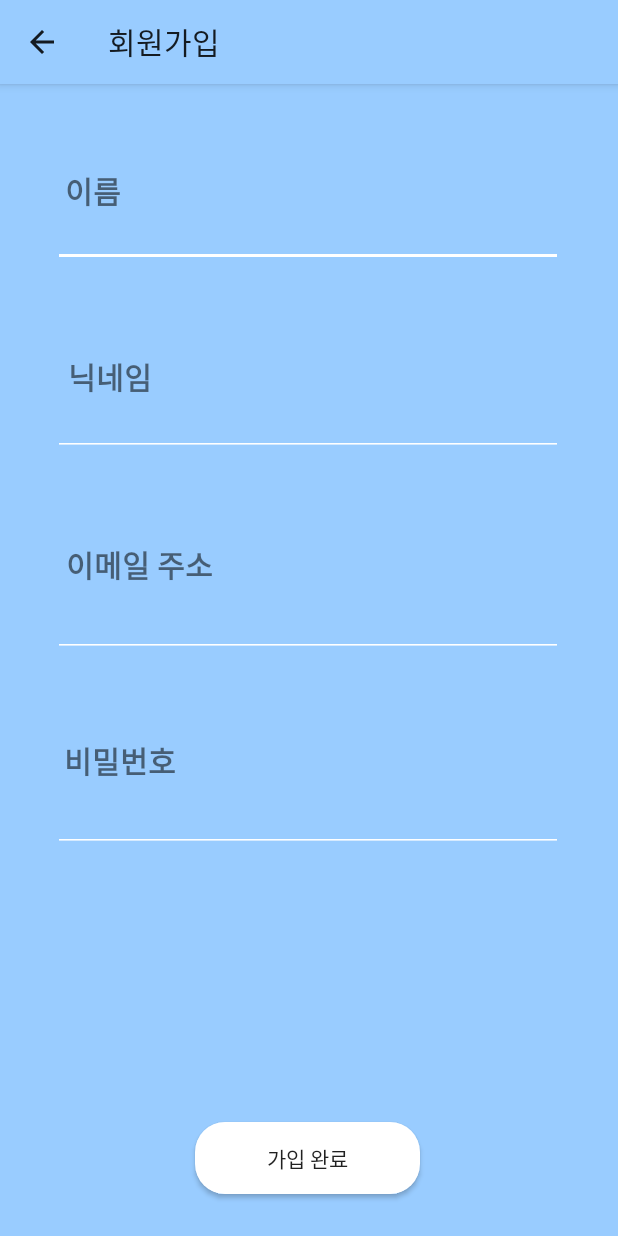
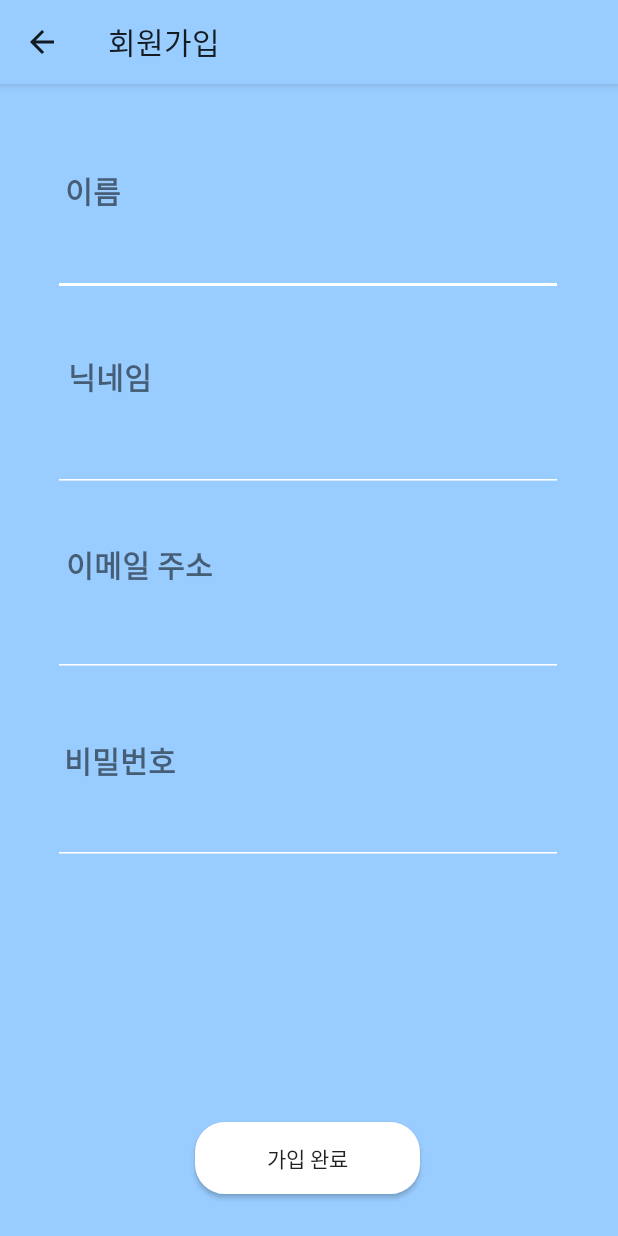
Before and after one commit to GYUWON-CHOI/paichai_freinds, an Android app: the RegisterActivity screen opened directly, with no data from a screen before it, on a phone screen of 412 x 824 dp. Run offline under Robolectric (Android 15) with nearby library versions, the phone set to English and light mode, and no system bars; our stand-ins replace Firebase (no records; nobody signed in at launch, a user with empty details on screens opened directly).

Commit message:
회원가입 edit text 짤리는 부분 수정

```diff
--- a/app/src/main/res/layout/activity_register.xml
+++ b/app/src/main/res/layout/activity_register.xml
@@ -26,11 +26,11 @@
     <EditText
         android:id="@+id/name2"
         android:layout_width="340dp"
-        android:layout_height="30dp"
-        android:layout_marginTop="92dp"
+        android:layout_height="wrap_content"
+        android:layout_marginTop="96dp"
+        android:backgroundTint="#FFFFFF"
         android:ems="10"
         android:hint=""
-        android:backgroundTint="#FFFFFF"
         android:inputType="textPersonName"
         app:layout_constraintEnd_toEndOf="parent"
         app:layout_constraintHorizontal_bias="0.492"
@@ -54,8 +54,8 @@
     <EditText
         android:id="@+id/nickname2"
         android:layout_width="340dp"
-        android:layout_height="30dp"
-        android:layout_marginTop="96dp"
+        android:layout_height="wrap_content"
+        android:layout_marginTop="85dp"
         android:ems="10"
         android:hint=""
         android:backgroundTint="#FFFFFF"
@@ -97,8 +97,8 @@
     <EditText
         android:id="@+id/et_pwd"
         android:layout_width="340dp"
-        android:layout_height="30dp"
-        android:layout_marginTop="100dp"
+        android:layout_height="wrap_content"
+        android:layout_marginTop="80dp"
         android:ems="10"
         android:backgroundTint="#FFFFFF"
         android:hint=""
@@ -111,8 +111,8 @@
     <EditText
         android:id="@+id/et_email"
         android:layout_width="340dp"
-        android:layout_height="30dp"
-        android:layout_marginTop="352dp"
+        android:layout_height="wrap_content"
+        android:layout_marginTop="350dp"
         android:ems="10"
         android:hint=""
         android:backgroundTint="#FFFFFF"
```
